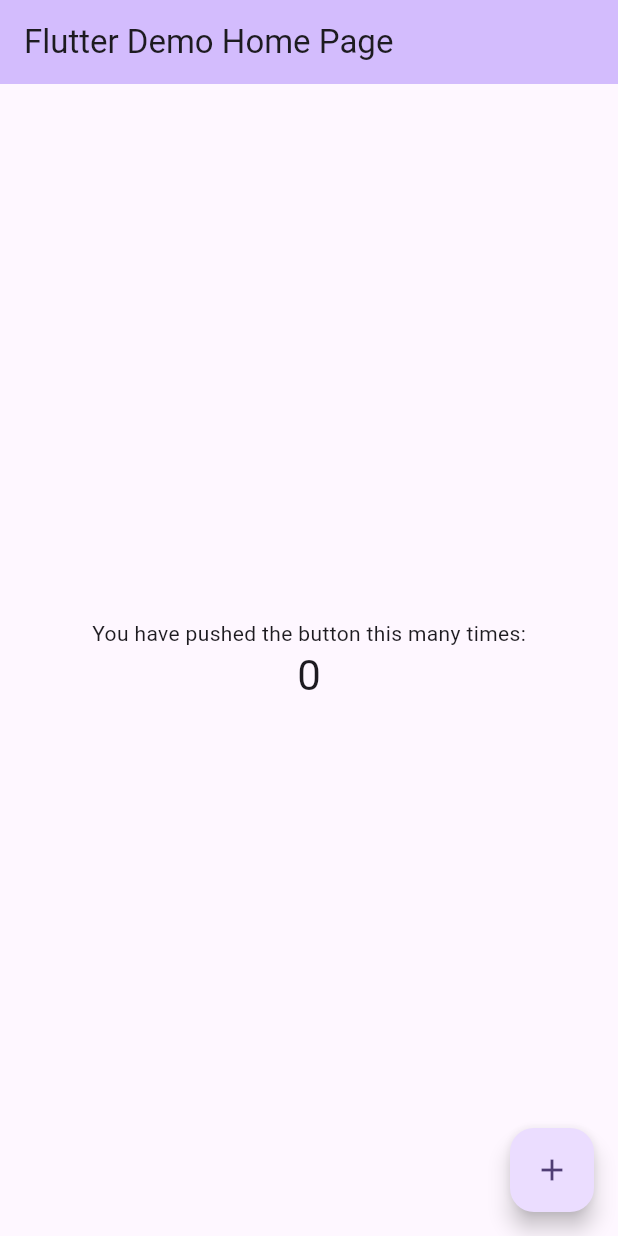
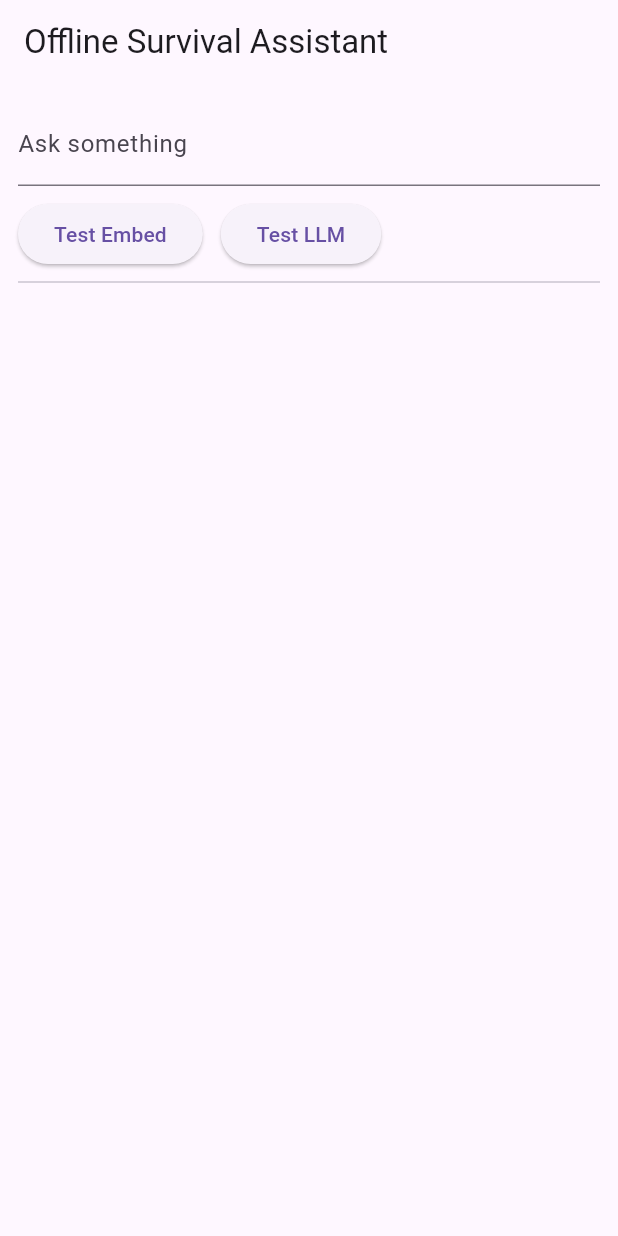
Before and after one commit to mallworth/calhacks, a Flutter app: the screen it shows after launch, on a phone screen of 412 x 824 dp. Run offline on Flutter 3.47's test engine with Material 3 defaults, Android fonts, the light colour scheme and no system bars.

Commit message:
More stuff

```diff
--- a/app/lib/main.dart
+++ b/app/lib/main.dart
@@ -1,122 +1,65 @@
 import 'package:flutter/material.dart';
+import 'services/native_channels.dart';
 
-void main() {
-  runApp(const MyApp());
-}
+void main() => runApp(const MyApp());
 
 class MyApp extends StatelessWidget {
   const MyApp({super.key});
-
-  // This widget is the root of your application.
   @override
-  Widget build(BuildContext context) {
-    return MaterialApp(
-      title: 'Flutter Demo',
-      theme: ThemeData(
-        // This is the theme of your application.
-        //
-        // TRY THIS: Try running your application with "flutter run". You'll see
-        // the application has a purple toolbar. Then, without quitting the app,
-        // try changing the seedColor in the colorScheme below to Colors.green
-        // and then invoke "hot reload" (save your changes or press the "hot
-        // reload" button in a Flutter-supported IDE, or press "r" if you used
-        // the command line to start the app).
-        //
-        // Notice that the counter didn't reset back to zero; the application
-        // state is not lost during the reload. To reset the state, use hot
-        // restart instead.
-        //
-        // This works for code too, not just values: Most code changes can be
-        // tested with just a hot reload.
-        colorScheme: ColorScheme.fromSeed(seedColor: Colors.deepPurple),
-      ),
-      home: const MyHomePage(title: 'Flutter Demo Home Page'),
-    );
-  }
+  Widget build(BuildContext context) => const MaterialApp(home: DemoPage());
 }
 
-class MyHomePage extends StatefulWidget {
-  const MyHomePage({super.key, required this.title});
-
-  // This widget is the home page of your application. It is stateful, meaning
-  // that it has a State object (defined below) that contains fields that affect
-  // how it looks.
-
-  // This class is the configuration for the state. It holds the values (in this
-  // case the title) provided by the parent (in this case the App widget) and
-  // used by the build method of the State. Fields in a Widget subclass are
-  // always marked "final".
-
-  final String title;
-
+class DemoPage extends StatefulWidget {
+  const DemoPage({super.key});
   @override
-  State<MyHomePage> createState() => _MyHomePageState();
+  State<DemoPage> createState() => _DemoPageState();
 }
 
-class _MyHomePageState extends State<MyHomePage> {
-  int _counter = 0;
+class _DemoPageState extends State<DemoPage> {
+  final _controller = TextEditingController();
+  String _output = "";
 
-  void _incrementCounter() {
-    setState(() {
-      // This call to setState tells the Flutter framework that something has
-      // changed in this State, which causes it to rerun the build method below
-      // so that the display can reflect the updated values. If we changed
-      // _counter without calling setState(), then the build method would not be
-      // called again, and so nothing would appear to happen.
-      _counter++;
-    });
+  Future<void> _testEmbed() async {
+    final v = await NativeChannels.embed("hypothermia checklist");
+    setState(() => _output = "Got ${v.length} dims");
+  }
+
+  Future<void> _testLLM() async {
+    final res = await NativeChannels.generate(_controller.text);
+    setState(() => _output = res);
   }
 
   @override
   Widget build(BuildContext context) {
-    // This method is rerun every time setState is called, for instance as done
-    // by the _incrementCounter method above.
-    //
-    // The Flutter framework has been optimized to make rerunning build methods
-    // fast, so that you can just rebuild anything that needs updating rather
-    // than having to individually change instances of widgets.
     return Scaffold(
-      appBar: AppBar(
-        // TRY THIS: Try changing the color here to a specific color (to
-        // Colors.amber, perhaps?) and trigger a hot reload to see the AppBar
-        // change color while the other colors stay the same.
-        backgroundColor: Theme.of(context).colorScheme.inversePrimary,
-        // Here we take the value from the MyHomePage object that was created by
-        // the App.build method, and use it to set our appbar title.
-        title: Text(widget.title),
-      ),
-      body: Center(
-        // Center is a layout widget. It takes a single child and positions it
-        // in the middle of the parent.
+      appBar: AppBar(title: const Text("Offline Survival Assistant")),
+      body: Padding(
+        padding: const EdgeInsets.all(12),
         child: Column(
-          // Column is also a layout widget. It takes a list of children and
-          // arranges them vertically. By default, it sizes itself to fit its
-          // children horizontally, and tries to be as tall as its parent.
-          //
-          // Column has various properties to control how it sizes itself and
-          // how it positions its children. Here we use mainAxisAlignment to
-          // center the children vertically; the main axis here is the vertical
-          // axis because Columns are vertical (the cross axis would be
-          // horizontal).
-          //
-          // TRY THIS: Invoke "debug painting" (choose the "Toggle Debug Paint"
-          // action in the IDE, or press "p" in the console), to see the
-          // wireframe for each widget.
-          mainAxisAlignment: MainAxisAlignment.center,
-          children: <Widget>[
-            const Text('You have pushed the button this many times:'),
-            Text(
-              '$_counter',
-              style: Theme.of(context).textTheme.headlineMedium,
+          children: [
+            TextField(
+              controller: _controller,
+              decoration: const InputDecoration(labelText: "Ask something"),
             ),
+            const SizedBox(height: 8),
+            Row(
+              children: [
+                ElevatedButton(
+                  onPressed: _testEmbed,
+                  child: const Text("Test Embed"),
+                ),
+                const SizedBox(width: 12),
+                ElevatedButton(
+                  onPressed: _testLLM,
+                  child: const Text("Test LLM"),
+                ),
+              ],
+            ),
+            const Divider(),
+            Expanded(child: SingleChildScrollView(child: Text(_output))),
           ],
         ),
       ),
-      floatingActionButton: FloatingActionButton(
-        onPressed: _incrementCounter,
-        tooltip: 'Increment',
-        child: const Icon(Icons.add),
-      ), // This trailing comma makes auto-formatting nicer for build methods.
     );
   }
 }
--- /dev/null
+++ b/app/lib/services/native_channels.dart
@@ -0,0 +1,18 @@
+import 'package:flutter/services.dart';
+
+class NativeChannels {
+  static const _embed = MethodChannel('survival/embed');
+  static const _llm = MethodChannel('survival/llm');
+
+  static Future<List<double>> embed(String text) async {
+    final res = await _embed.invokeMethod<List<dynamic>>('embed', {
+      'text': text,
+    });
+    return res?.map((e) => (e as num).toDouble()).toList() ?? [];
+  }
+
+  static Future<String> generate(String prompt) async {
+    final res = await _llm.invokeMethod<String>('generate', {'prompt': prompt});
+    return res ?? "";
+  }
+}
--- /dev/null
+++ b/tools/requirements.txt
@@ -0,0 +1,4 @@
+pdfplumber
+sentence-transformers
+numpy
+tqdm
```
Also changed, not shown: app/pubspec.lock, 5 other files.
